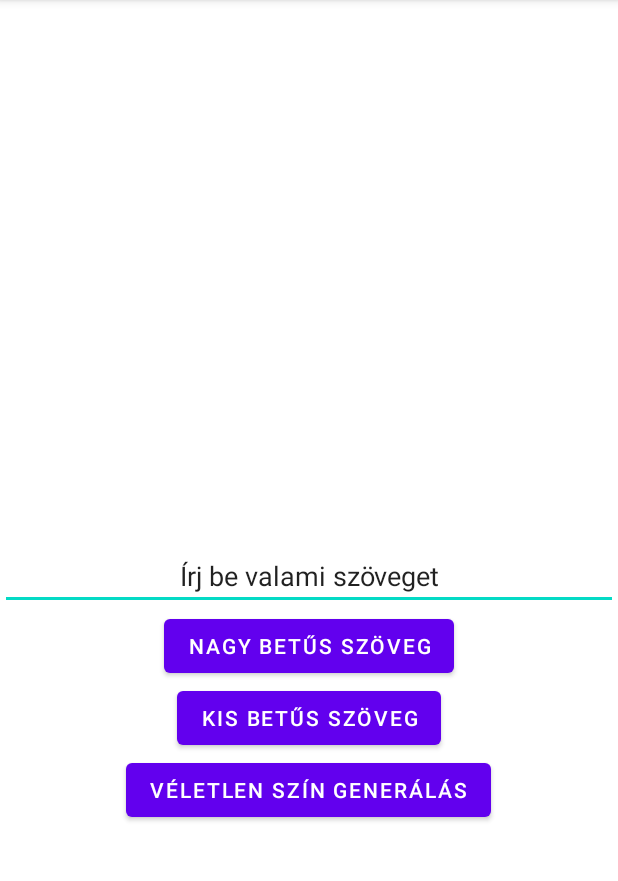
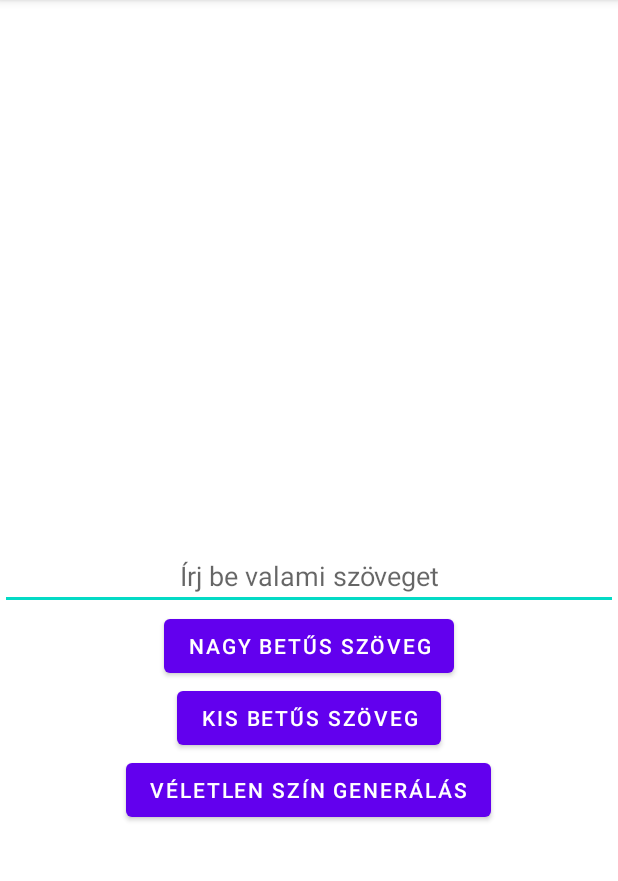
Before and after one commit to FZsiga02/AndroidGyakorlo, an Android app: the screen it shows after launch (MainActivity), on a phone screen of 412 x 824 dp, the part 84-965 px from its top. Run offline under Robolectric (Android 15) with nearby library versions, the phone set to English and light mode, and no system bars.

Commit message:
Uppercase

```diff
--- a/app/src/main/java/com/example/gyakorlo/MainActivity.java
+++ b/app/src/main/java/com/example/gyakorlo/MainActivity.java
@@ -2,13 +2,60 @@ package com.example.gyakorlo;
 
 import androidx.appcompat.app.AppCompatActivity;
 
+import android.content.DialogInterface;
 import android.os.Bundle;
+import android.text.Editable;
+import android.text.TextWatcher;
+import android.view.View;
+import android.widget.Button;
+import android.widget.EditText;
+import android.widget.TextView;
 
 public class MainActivity extends AppCompatActivity {
+
+    private String text;
+    private int red;
+    private int green;
+    private int blue;
+    EditText editText;
+    Button nagyBetu;
+    Button kisBetu;
+    Button veletlenSzin;
+    TextView megjelenit;
 
     @Override
     protected void onCreate(Bundle savedInstanceState) {
         super.onCreate(savedInstanceState);
         setContentView(R.layout.activity_main);
+
+        editText = (EditText) findViewById(R.id.EditText);
+        nagyBetu = (Button) findViewById(R.id.NagyBetus);
+        kisBetu = (Button) findViewById(R.id.KisBetus);
+        veletlenSzin = (Button) findViewById(R.id.VeletlenSzin);
+        megjelenit = (TextView) findViewById(R.id.Megjelenit);
+
+        editText.addTextChangedListener(new TextWatcher() {
+            @Override
+            public void beforeTextChanged(CharSequence charSequence, int i, int i1, int i2) {
+
+            }
+
+            @Override
+            public void onTextChanged(CharSequence s, int start, int before, int count) {
+                text = editText.getText().toString();
+            }
+
+            @Override
+            public void afterTextChanged(Editable editable) {
+
+            }
+        });
+
+        nagyBetu.setOnClickListener(new View.OnClickListener() {
+            @Override
+            public void onClick(View v) {
+                megjelenit.setText(text.toUpperCase());
+            }
+        });
     }
 }
--- a/app/src/main/res/layout/activity_main.xml
+++ b/app/src/main/res/layout/activity_main.xml
@@ -11,7 +11,7 @@
         android:layout_width="match_parent"
         android:layout_height="wrap_content"
         android:layout_centerVertical="true"
-        android:text="Írj be valami szöveget"
+        android:hint="Írj be valami szöveget"
         android:textAlignment="center"
         />
 
```
